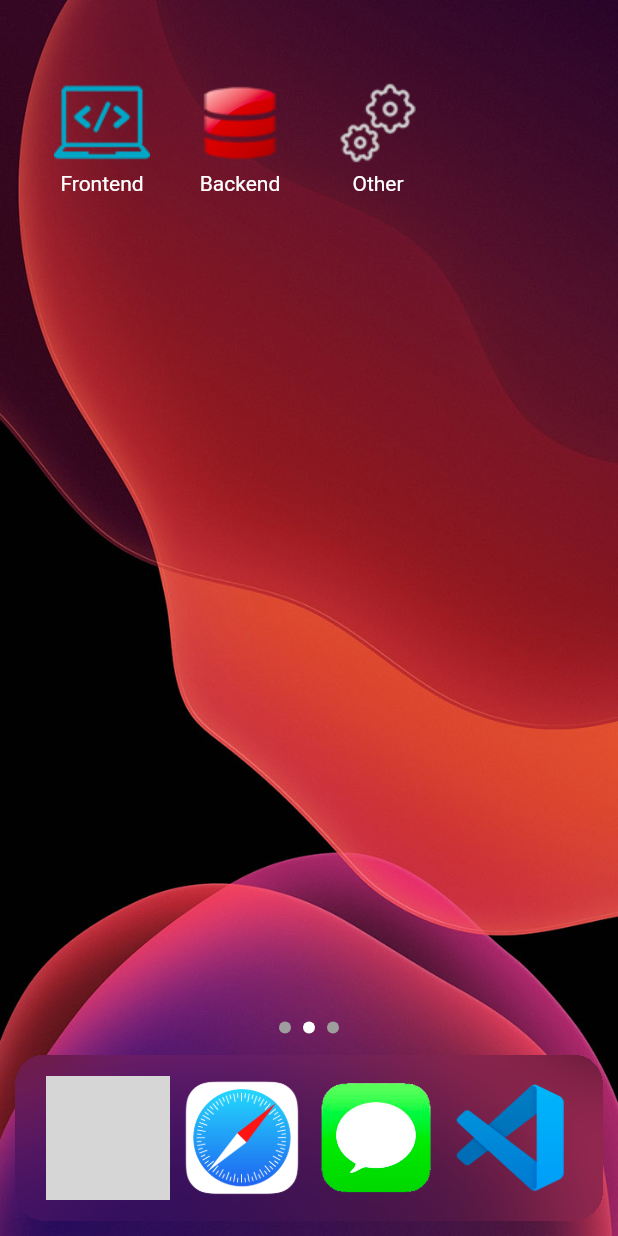
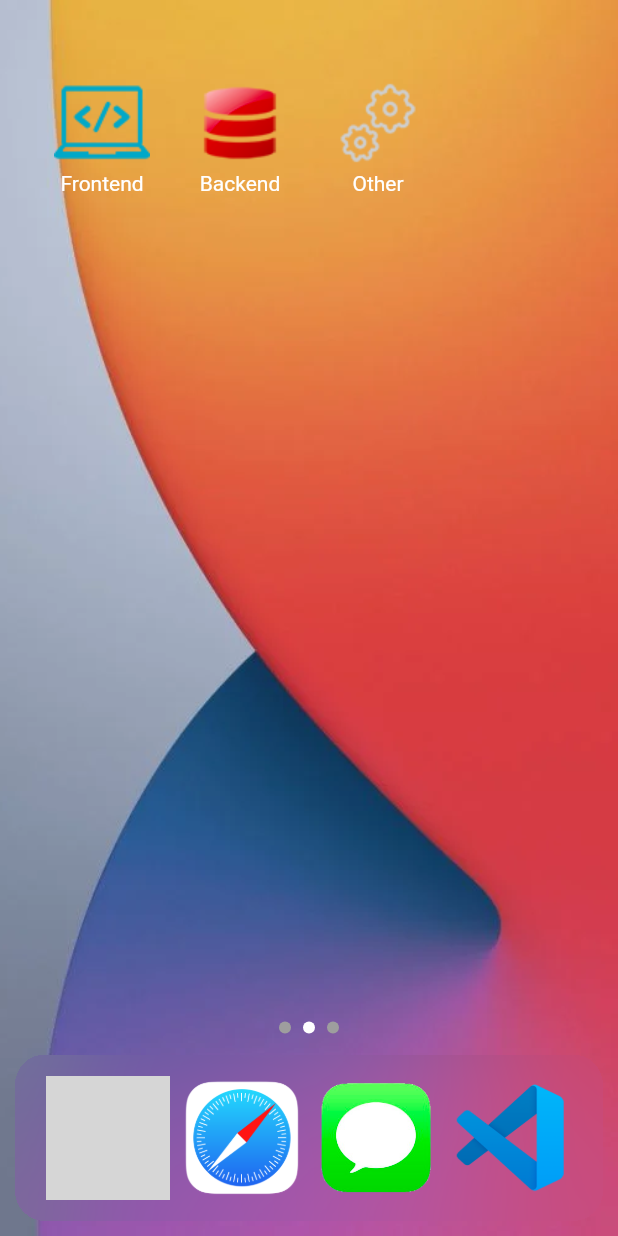
Before and after one commit to mceck/stupid-ios, a Flutter app: the screen it shows after launch, on a phone screen of 412 x 824 dp. Run offline on Flutter 3.47's test engine with Material 2 defaults, Android fonts, the phone set to English and light mode, and no system bars; our stand-ins replace flutter_highlight; grey boxes are pictures that could not be loaded.

Commit message:
cange bg

```diff
--- a/lib/screens/home/Home.dart
+++ b/lib/screens/home/Home.dart
@@ -40,7 +40,7 @@ class _HomeState extends State<Home> with SingleTickerProviderStateMixin {
       body: Stack(
         children: [
           Image.asset(
-            'resource/image/bg.jpeg',
+            'resource/image/bg.webp',
             width: MediaQuery.of(context).size.width,
             height: MediaQuery.of(context).size.height,
             fit: BoxFit.cover,
```
Also changed, not shown: pubspec.lock, resource/image/bg.webp (added), 1 other file.
